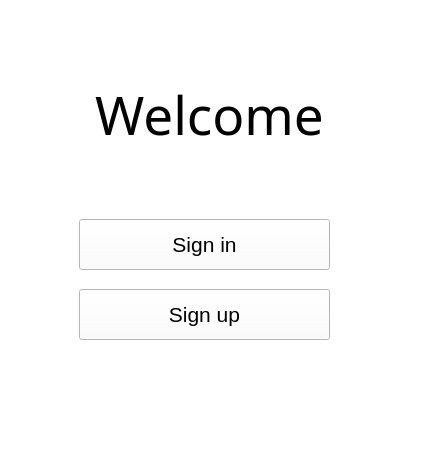
First picture: the form in Login.ui, repository TrungSy2106/Project, before the edit.
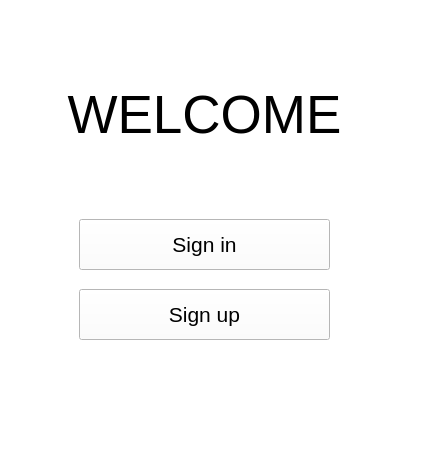
Second picture: the form after the edit. The open tabs and pages were chosen to show the change.

What changed in the file:
```diff
--- a/Login.ui
+++ b/Login.ui
@@ -71,20 +71,20 @@
        <widget class="QLabel" name="label">
         <property name="geometry">
          <rect>
-          <x>80</x>
-          <y>60</y>
-          <width>241</width>
-          <height>91</height>
+          <x>50</x>
+          <y>50</y>
+          <width>291</width>
+          <height>111</height>
          </rect>
         </property>
         <property name="font">
          <font>
-          <family>Stencil</family>
+          <family>Arial</family>
           <pointsize>40</pointsize>
          </font>
         </property>
         <property name="text">
-         <string>Welcome</string>
+         <string>WELCOME</string>
         </property>
         <property name="alignment">
          <set>Qt::AlignmentFlag::AlignCenter</set>
```
Left out of the diff: 2 changed lines with no effect on the pictures.
